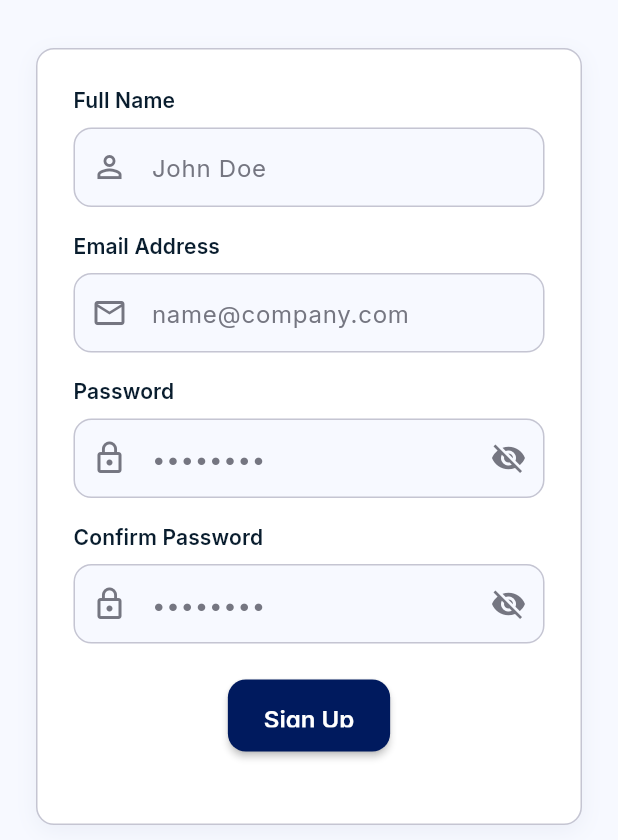
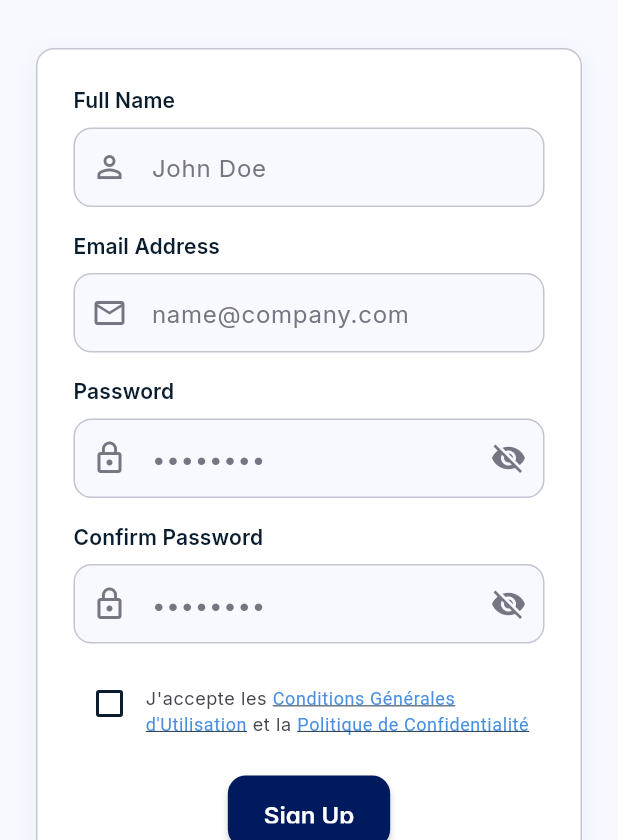
Before and after one commit to jo19lune/interviewPrep, a Flutter app: the RegisterScreen screen opened by its route, on a phone screen of 412 x 824 dp, the part 396-1236 px from its top. Run offline on Flutter 3.47's test engine with Material 3 defaults, Android fonts, the phone set to English and light mode, and no system bars; our stand-ins replace dio, file_picker, flutter_riverpod, flutter_secure_storage, flutter_tts, go_router and 1 more; accounts and stored records are empty; network calls fail.

Commit message:
feat(footer): ajouter un pied de page avec des liens légaux et des droits d'auteur feat(auth): ajouter une case à cocher "Se souvenir de moi" sur l'écran de connexion feat(auth): ajouter une case à cocher pour accepter les CGU sur l'écran d'inscription fix(about): mettre à jour la version de l'application à 1.1.0

```diff
--- a/interviewprep/lib/features/auth/screens/register_screen.dart
+++ b/interviewprep/lib/features/auth/screens/register_screen.dart
@@ -1,4 +1,5 @@
 import 'package:flutter/material.dart';
+import 'package:flutter/gestures.dart';
 import 'package:go_router/go_router.dart';
 import 'package:flutter_riverpod/flutter_riverpod.dart';
 import '../../../core/theme/app_theme.dart';
@@ -19,6 +20,7 @@ class _RegisterScreenState extends ConsumerState<RegisterScreen> {
   final _formKey = GlobalKey<FormState>();
   bool _obscurePassword = true;
   bool _obscureConfirmPassword = true;
+  bool _acceptCGU = false;
 
   @override
   void dispose() {
@@ -30,6 +32,12 @@ class _RegisterScreenState extends ConsumerState<RegisterScreen> {
   }
 
   void _register() async {
+    if (!_acceptCGU) {
+      ScaffoldMessenger.of(context).showSnackBar(
+        const SnackBar(content: Text('Veuillez accepter les CGU et la Politique de confidentialité')),
+      );
+      return;
+    }
     if (_formKey.currentState!.validate()) {
       try {
         await ref.read(authStateProvider.notifier).register(
@@ -47,6 +55,24 @@ class _RegisterScreenState extends ConsumerState<RegisterScreen> {
         }
       }
     }
+  }
+
+  void _showLegalDocument(String title, String content) {
+    showDialog(
+      context: context,
+      builder: (context) => AlertDialog(
+        title: Text(title),
+        content: SingleChildScrollView(
+          child: Text(content),
+        ),
+        actions: [
+          TextButton(
+            onPressed: () => Navigator.of(context).pop(),
+            child: const Text('Fermer'),
+          ),
+        ],
+      ),
+    );
   }
 
   @override
@@ -203,6 +229,51 @@ class _RegisterScreenState extends ConsumerState<RegisterScreen> {
                               return null;
                             },
                           ),
+                          const SizedBox(height: 16),
+
+                          // CGU Checkbox
+                          Semantics(
+                            label: 'Accepter les conditions générales et la politique de confidentialité',
+                            child: Row(
+                              crossAxisAlignment: CrossAxisAlignment.start,
+                              children: [
+                                Checkbox(
+                                  value: _acceptCGU,
+                                  onChanged: (value) {
+                                    setState(() {
+                                      _acceptCGU = value ?? false;
+                                    });
+                                  },
+                                ),
+                                Expanded(
+                                  child: Padding(
+                                    padding: const EdgeInsets.only(top: 12.0),
+                                    child: RichText(
+                                      text: TextSpan(
+                                        style: Theme.of(context).textTheme.bodySmall?.copyWith(color: AppTheme.onSurfaceVariant),
+                                        children: [
+                                          const TextSpan(text: 'J\'accepte les '),
+                                          TextSpan(
+                                            text: 'Conditions Générales d\'Utilisation',
+                                            style: const TextStyle(color: AppTheme.secondaryColor, decoration: TextDecoration.underline),
+                                            recognizer: TapGestureRecognizer()
+                                              ..onTap = () => _showLegalDocument('Conditions Générales d\'Utilisation', 'Contenu des CGU... (à compléter)'),
+                                          ),
+                                          const TextSpan(text: ' et la '),
+                                          TextSpan(
+                                            text: 'Politique de Confidentialité',
+                                            style: const TextStyle(color: AppTheme.secondaryColor, decoration: TextDecoration.underline),
+                                            recognizer: TapGestureRecognizer()
+                                              ..onTap = () => _showLegalDocument('Politique de Confidentialité', 'Contenu de la politique de confidentialité... (à compléter)'),
+                                          ),
+                                        ],
+                                      ),
+                                    ),
+                                  ),
+                                ),
+                              ],
+                            ),
+                          ),
                           const SizedBox(height: 24),
 
                           // Submit Button + Loading + (social logins supprimés)
--- a/interviewprep/lib/features/dashboard/screens/about_screen.dart
+++ b/interviewprep/lib/features/dashboard/screens/about_screen.dart
@@ -83,7 +83,7 @@ class AboutScreen extends StatelessWidget {
               style: Theme.of(context).textTheme.displayLarge?.copyWith(fontSize: 28),
             ),
             const SizedBox(height: 8),
-            const Text('Version 1.0.0'),
+            const Text('Version 1.1.0'),
             const SizedBox(height: 32),
             const Text(
               'Application développée pour vous aider à réussir vos entretiens d\'embauche avec l\'aide de l\'IA et d\'exercices pratiques ciblés.',
```
Also changed, not shown: interviewprep/lib/features/auth/screens/login_screen.dart (+49 -1 lines), 2 other files.
